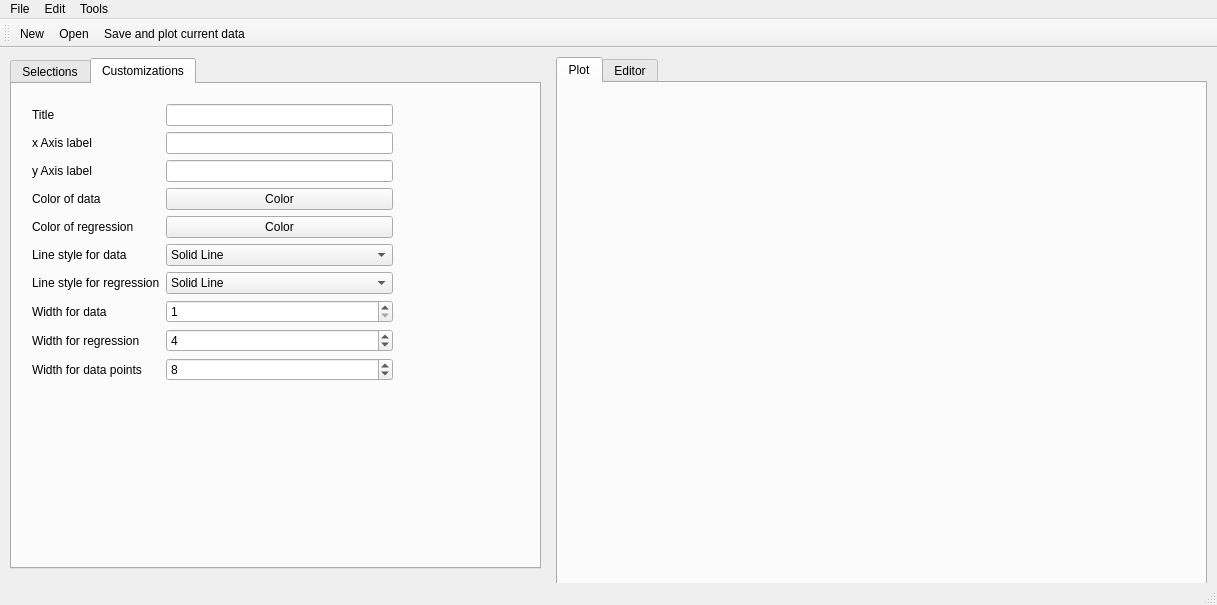
Qt form mainwindow.ui (Jarartur/cppRegressor) before a commit.
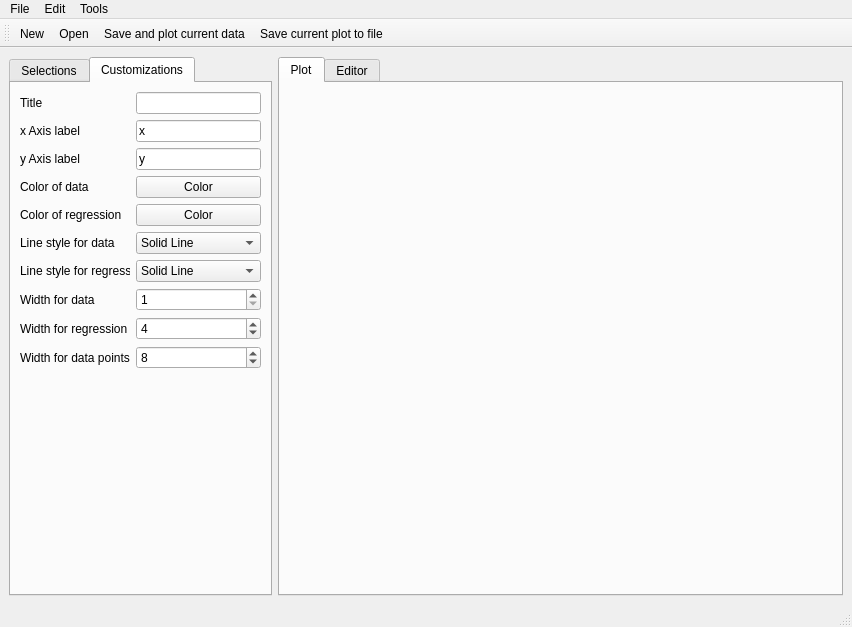
The same form after that commit. The open tabs and pages were chosen to show the change. Icons and pictures are not drawn. Custom widgets are drawn as their Qt base class.

Commit message: Bug fixes and ability to save plot

What changed in the file:
```diff
--- a/mainwindow.ui
+++ b/mainwindow.ui
@@ -6,65 +6,28 @@
    <rect>
     <x>0</x>
     <y>0</y>
-    <width>1217</width>
-    <height>605</height>
+    <width>852</width>
+    <height>627</height>
    </rect>
   </property>
   <property name="windowTitle">
    <string>MainWindow</string>
   </property>
   <widget class="QWidget" name="centralwidget">
-   <widget class="QTabWidget" name="tabWidgetDisplay">
-    <property name="geometry">
-     <rect>
-      <x>556</x>
-      <y>9</y>
-      <width>651</width>
-      <height>541</height>
-     </rect>
-    </property>
-    <property name="currentIndex">
-     <number>0</number>
-    </property>
-    <widget class="QWidget" name="tab_plot">
-     <attribute name="title">
-      <string>Plot</string>
-     </attribute>
-     <widget class="QCustomPlot" name="widgetGraph" native="true">
-      <property name="geometry">
-       <rect>
-        <x>9</x>
-        <y>9</y>
-        <width>621</width>
-        <height>491</height>
-       </rect>
-      </property>
-     </widget>
-    </widget>
-    <widget class="QWidget" name="tab_text">
-     <attribute name="title">
-      <string>Editor</string>
-     </attribute>
-     <widget class="QTextEdit" name="textEdit">
-      <property name="geometry">
-       <rect>
-        <x>13</x>
-        <y>10</y>
-        <width>621</width>
-        <height>471</height>
-       </rect>
-      </property>
-     </widget>
-    </widget>
-   </widget>
+   <layout class="QHBoxLayout" name="horizontalLayout_2">
+    <item>
    <widget class="QTabWidget" name="tabWidget">
-    <property name="geometry">
-     <rect>
-      <x>10</x>
-      <y>10</y>
-      <width>531</width>
-      <height>511</height>
-     </rect>
+      <property name="minimumSize">
+       <size>
+        <width>263</width>
+        <height>524</height>
+       </size>
+      </property>
+      <property name="maximumSize">
+       <size>
+        <width>387</width>
+        <height>16777215</height>
+       </size>
     </property>
     <property name="currentIndex">
      <number>1</number>
@@ -156,15 +119,8 @@
      <attribute name="title">
       <string>Customizations</string>
      </attribute>
-     <widget class="QWidget" name="formLayoutWidget_2">
-      <property name="geometry">
-       <rect>
-        <x>20</x>
-        <y>20</y>
-        <width>361</width>
-        <height>308</height>
-       </rect>
-      </property>
+       <layout class="QHBoxLayout" name="horizontalLayout_4">
+        <item>
       <layout class="QFormLayout" name="formLayout_2">
        <item row="0" column="0">
         <widget class="QLabel" name="label_4">
@@ -184,7 +140,11 @@
         </widget>
        </item>
        <item row="1" column="1">
-        <widget class="QLineEdit" name="lineEdit_xaxis"/>
+           <widget class="QLineEdit" name="lineEdit_xaxis">
+            <property name="text">
+             <string>x</string>
+            </property>
+           </widget>
        </item>
        <item row="2" column="0">
         <widget class="QLabel" name="label_6">
@@ -194,7 +154,11 @@
         </widget>
        </item>
        <item row="2" column="1">
-        <widget class="QLineEdit" name="lineEdit_yaxis"/>
+           <widget class="QLineEdit" name="lineEdit_yaxis">
+            <property name="text">
+             <string>y</string>
+            </property>
+           </widget>
        </item>
        <item row="3" column="0">
         <widget class="QLabel" name="label_7">
@@ -345,16 +309,52 @@
         </widget>
        </item>
       </layout>
-     </widget>
-    </widget>
-   </widget>
+        </item>
+       </layout>
+      </widget>
+     </widget>
+    </item>
+    <item>
+     <widget class="QTabWidget" name="tabWidgetDisplay">
+      <property name="minimumSize">
+       <size>
+        <width>565</width>
+        <height>534</height>
+       </size>
+      </property>
+      <property name="currentIndex">
+       <number>0</number>
+      </property>
+      <widget class="QWidget" name="tab_plot">
+       <attribute name="title">
+        <string>Plot</string>
+       </attribute>
+       <layout class="QHBoxLayout" name="horizontalLayout_5">
+        <item>
+         <widget class="QCustomPlot" name="widgetGraph" native="true"/>
+        </item>
+       </layout>
+      </widget>
+      <widget class="QWidget" name="tab_text">
+       <attribute name="title">
+        <string>Editor</string>
+       </attribute>
+       <layout class="QHBoxLayout" name="horizontalLayout_6">
+        <item>
+         <widget class="QTextEdit" name="textEdit"/>
+        </item>
+       </layout>
+      </widget>
+     </widget>
+    </item>
+   </layout>
   </widget>
   <widget class="QMenuBar" name="menubar">
    <property name="geometry">
     <rect>
      <x>0</x>
      <y>0</y>
-     <width>1217</width>
+     <width>852</width>
      <height>21</height>
     </rect>
    </property>
@@ -402,6 +402,7 @@
    <addaction name="actionNew"/>
    <addaction name="actionOpen"/>
    <addaction name="actionPlot_current_data"/>
+   <addaction name="actionSave_current_plot_to_file"/>
   </widget>
   <action name="actionOpen">
    <property name="icon">
@@ -474,6 +475,15 @@
     <string>Redo</string>
    </property>
   </action>
+  <action name="actionSave_current_plot_to_file">
+   <property name="icon">
+    <iconset resource="Resources.qrc">
+     <normaloff>:/imgs/imgs/Sticky.bmp</normaloff>:/imgs/imgs/Sticky.bmp</iconset>
+   </property>
+   <property name="text">
+    <string>Save current plot to file</string>
+   </property>
+  </action>
  </widget>
  <customwidgets>
   <customwidget>
```
Left out of the diff: 23 changed lines with no effect on the pictures. Lines whose indentation alone changed are shown as unchanged. The commit also changes 2 other files.
